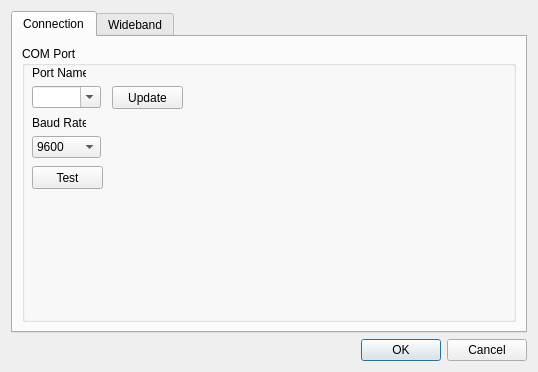
Old version of the form ui/resources/settings_dialog.ui in the repository openecu/ecu-manager.
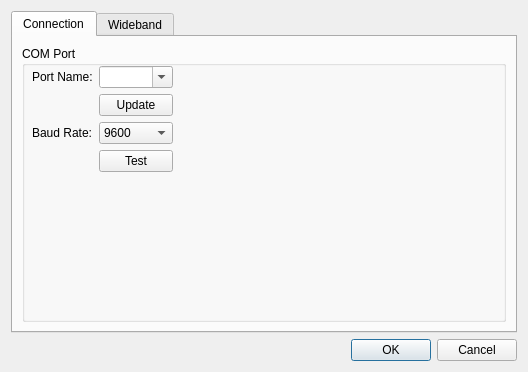
New version of the form.

Diff of the .ui file:
```diff
--- a/ui/resources/settings_dialog.ui
+++ b/ui/resources/settings_dialog.ui
@@ -6,7 +6,7 @@
    <rect>
     <x>0</x>
     <y>0</y>
-    <width>538</width>
+    <width>528</width>
     <height>372</height>
    </rect>
   </property>
@@ -50,54 +50,42 @@
            <property name="title">
             <string>COM Port</string>
            </property>
-           <widget class="QLabel" name="portNameLabel">
+           <widget class="QWidget" name="formLayoutWidget">
             <property name="geometry">
              <rect>
               <x>10</x>
               <y>20</y>
-              <width>54</width>
-              <height>13</height>
+              <width>141</width>
+              <height>106</height>
              </rect>
             </property>
+            <layout class="QFormLayout" name="formLayout">
+             <property name="fieldGrowthPolicy">
+              <enum>QFormLayout::AllNonFixedFieldsGrow</enum>
+             </property>
+             <item row="0" column="0">
+              <widget class="QLabel" name="portNameLabel">
             <property name="text">
              <string>Port Name:</string>
             </property>
            </widget>
+             </item>
+             <item row="0" column="1">
            <widget class="QComboBox" name="portNameComboBox">
-            <property name="geometry">
-             <rect>
-              <x>10</x>
-              <y>40</y>
-              <width>69</width>
-              <height>22</height>
-             </rect>
-            </property>
             <property name="editable">
              <bool>true</bool>
             </property>
            </widget>
+             </item>
+             <item row="2" column="0">
            <widget class="QLabel" name="baudRateLabel">
-            <property name="geometry">
-             <rect>
-              <x>10</x>
-              <y>70</y>
-              <width>54</width>
-              <height>13</height>
-             </rect>
-            </property>
             <property name="text">
              <string>Baud Rate:</string>
             </property>
            </widget>
+             </item>
+             <item row="2" column="1">
            <widget class="QComboBox" name="baudRateComboBox">
-            <property name="geometry">
-             <rect>
-              <x>10</x>
-              <y>90</y>
-              <width>69</width>
-              <height>22</height>
-             </rect>
-            </property>
             <item>
              <property name="text">
               <string>9600</string>
@@ -124,32 +112,25 @@
              </property>
             </item>
            </widget>
+             </item>
+             <item row="3" column="1">
            <widget class="QPushButton" name="testButton">
-            <property name="geometry">
-             <rect>
-              <x>10</x>
-              <y>120</y>
-              <width>71</width>
-              <height>23</height>
-             </rect>
-            </property>
             <property name="text">
              <string>Test</string>
             </property>
            </widget>
+             </item>
+             <item row="1" column="1">
            <widget class="QPushButton" name="updateButton">
-            <property name="geometry">
-             <rect>
-              <x>90</x>
-              <y>40</y>
-              <width>71</width>
-              <height>23</height>
-             </rect>
-            </property>
             <property name="text">
              <string>Update</string>
             </property>
            </widget>
+             </item>
+            </layout>
+           </widget>
+           <zorder>horizontalSpacer</zorder>
+           <zorder>formLayoutWidget</zorder>
           </widget>
          </item>
         </layout>
```
Lines whose indentation alone changed are shown as unchanged.
